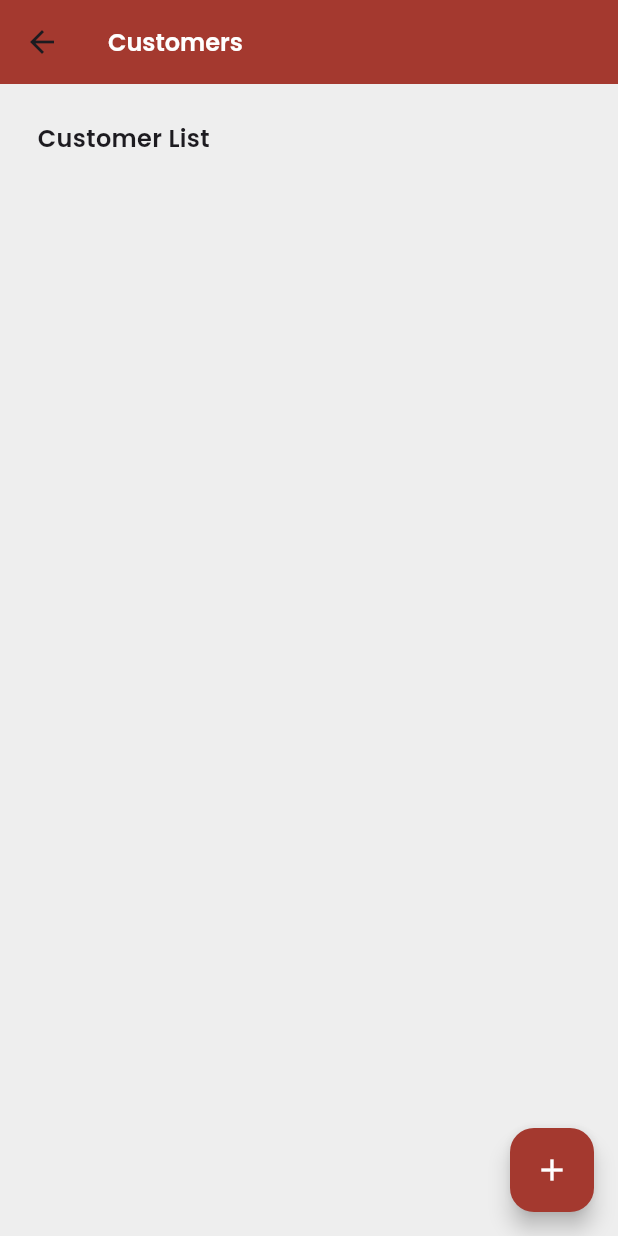
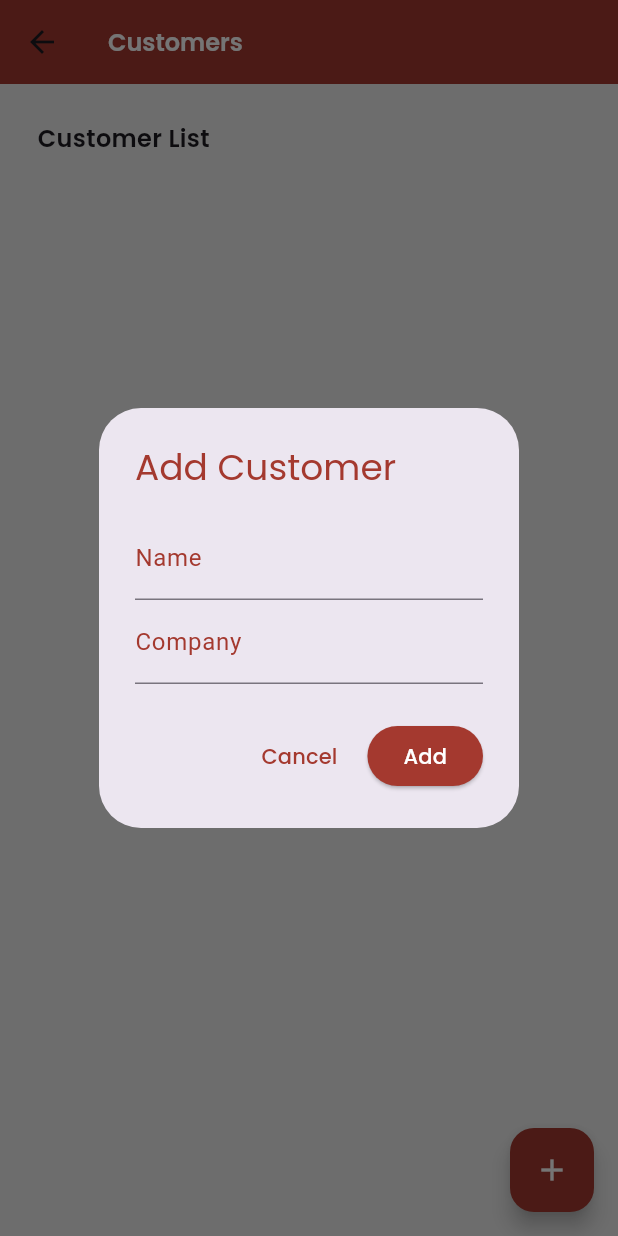
Before and after one commit to amohamed21ku/ozApp, a Flutter app: the CustomerScreen screen opened by its route, after a tap on the "add" icon, on a phone screen of 412 x 824 dp. Run offline on Flutter 3.47's test engine with Material 3 defaults, Android fonts, the phone set to English and light mode, and no system bars; drawn by our look-alikes of modal_progress_hud_nsn; our stand-ins replace cloud_firestore, firebase_auth, firebase_core, google_fonts, google_sign_in; accounts and stored records are empty.

Commit message:
adding and deleting customers

```diff
--- a/lib/Screens/balancesheet.dart
+++ b/lib/Screens/balancesheet.dart
@@ -130,7 +130,7 @@ class _BalanceSheetState extends State<BalanceSheet> {
                             builder: (context) => Spreadsheet(customer: customer,),
                           ));
                         },
-                        initial: customer.initial,
+                        initial: customer.initial, customerId: customer.cid,
                       );
                     },
                   ),
--- a/lib/Screens/customerScreen.dart
+++ b/lib/Screens/customerScreen.dart
@@ -1,8 +1,8 @@
-import 'package:cloud_firestore/cloud_firestore.dart';
+import 'dart:convert';
+
 import 'package:flutter/material.dart';
 import 'package:google_fonts/google_fonts.dart';
-import 'package:modal_progress_hud_nsn/modal_progress_hud_nsn.dart';
-
+import 'package:cloud_firestore/cloud_firestore.dart';
 import '../Widgets/infocard.dart';
 import 'CustomerItemsScreen.dart';
 
@@ -39,7 +39,6 @@ class _CustomerScreenState extends State<CustomerScreen> {
         final cid = doc.id;
         final goods = doc['goods'];
         customers.add(Customer(name: name, company: company, initial: initial, items: items, cid: cid, goods: goods));
-        print(doc['items']);
       });
     } catch (error) {
       print('Error fetching customers: $error');
@@ -53,6 +52,100 @@ class _CustomerScreenState extends State<CustomerScreen> {
   Future<void> _handleRefresh() async {
     await fetchCustomers();
   }
+  Future<void> _addCustomer(BuildContext context) async {
+    String name = '';
+    String company = '';
+    Map<String, dynamic> items = {}; // Initialize items map
+    Map<String, dynamic> goods = {}; // Initialize goods map
+
+    return showDialog(
+      context: context,
+      builder: (BuildContext context) {
+        return AlertDialog(
+          title: Text(
+            'Add Customer',
+            style: GoogleFonts.poppins(
+              color: Color(0xffa4392f), // Title color
+            ),
+          ),
+          content: Column(
+            mainAxisSize: MainAxisSize.min,
+            children: [
+              TextField(
+                decoration: InputDecoration(
+                  labelText: 'Name',
+                  labelStyle: TextStyle(color: Color(0xffa4392f)), // Label color
+                  focusedBorder: UnderlineInputBorder(
+                    borderSide: BorderSide(color: Color(0xffa4392f)), // Underline color when focused
+                  ),
+                ),
+                cursorColor: Color(0xffa4392f), // Cursor color
+                onChanged: (value) => name = value,
+              ),
+              TextField(
+                decoration: InputDecoration(
+                  labelText: 'Company',
+                  labelStyle: TextStyle(color: Color(0xffa4392f)), // Label color
+                  focusedBorder: UnderlineInputBorder(
+                    borderSide: BorderSide(color: Color(0xffa4392f)), // Underline color when focused
+                  ),
+                ),
+                cursorColor: Color(0xffa4392f), // Cursor color
+                onChanged: (value) => company = value,
+              ),
+              // TextField(
+              //   decoration: InputDecoration(labelText: 'Items'),
+              //   onChanged: (value) => items = jsonDecode(value), // Convert string to map
+              // ),
+              // TextField(
+              //   decoration: InputDecoration(labelText: 'Goods'),
+              //   onChanged: (value) => goods = jsonDecode(value), // Convert string to map
+              // ),
+            ],
+          ),
+          actions: [
+            TextButton(
+              onPressed: () {
+                Navigator.of(context).pop(); // Close dialog without adding
+              },
+              child: Text(
+                'Cancel',
+                style: GoogleFonts.poppins(
+                  color: Color(0xffa4392f), // Button text color
+                ),
+              ),
+            ),
+            ElevatedButton(
+              onPressed: () async {
+                // Add customer to Firestore
+                await FirebaseFirestore.instance.collection('customers').add({
+                  'name': name,
+                  'company': company,
+                  'items': items, // Add items to Firestore
+                  'goods': goods, // Add goods to Firestore
+                  // Add other fields as needed
+                });
+                Navigator.of(context).pop(); // Close dialog after adding
+                await fetchCustomers(); // Refresh customer list
+              },
+              child: Text(
+                'Add',
+                style: GoogleFonts.poppins(
+                  color: Colors.white, // Button text color
+                ),
+              ),
+              style: ElevatedButton.styleFrom(
+                backgroundColor: Color(0xffa4392f), // Button background color
+              ),
+            ),
+          ],
+        );
+
+
+      },
+    );
+  }
+
 
   @override
   Widget build(BuildContext context) {
@@ -71,18 +164,12 @@ class _CustomerScreenState extends State<CustomerScreen> {
       ),
       floatingActionButton: FloatingActionButton(
         backgroundColor: Color(0xffa4392f),
-        onPressed: () {
-          // Add functionality to add new customers here
-        },
+        onPressed: () => _addCustomer(context),
         child: Icon(Icons.add, color: Colors.white),
       ),
-      body: ModalProgressHUD(
-        progressIndicator: CircularProgressIndicator(
-          valueColor: AlwaysStoppedAnimation<Color>(Color(0xffa4392f)), // Change spinner color to theme color
-          strokeWidth: 5.0, // Adjust spinner thickness if needed
-        ),
-        inAsyncCall: showSpinner,
-        child: RefreshIndicator(
+      body: showSpinner
+          ? Center(child: CircularProgressIndicator())
+          : RefreshIndicator(
         onRefresh: _handleRefresh,
         color: Color(0xffa4392f), // Change refresh indicator color to theme color
         backgroundColor: Colors.grey[200], // Change background color of refresh indicator
@@ -129,7 +216,7 @@ class _CustomerScreenState extends State<CustomerScreen> {
                           builder: (context) => CustomerItemsScreen(customer: customer),
                         ));
                       },
-                        initial: customer.initial,
+                      initial: customer.initial, customerId: customer.cid,
                     );
                   },
                 ),
@@ -138,11 +225,9 @@ class _CustomerScreenState extends State<CustomerScreen> {
           ),
         ),
       ),
-      ),
     );
   }
 }
-
 
 class Customer {
   final String cid;
@@ -151,8 +236,6 @@ class Customer {
   final String initial;
   final Map<String, dynamic> items;
   final Map<String, dynamic> goods;
-
-
 
   Customer({
     required this.cid,
--- a/lib/Screens/usersScreen.dart
+++ b/lib/Screens/usersScreen.dart
@@ -124,7 +124,7 @@ class _UsersScreenState extends State<UsersScreen> {
 
 
                         },
-                        initial: user.initial,
+                        initial: user.initial, customerId: '',
                       );
                     },
                   ),
```
Also changed, not shown: lib/Widgets/infocard.dart (+74 -2 lines), lib/Screens/addCustomer.dart (added). Lines whose indentation alone changed are shown as unchanged.
